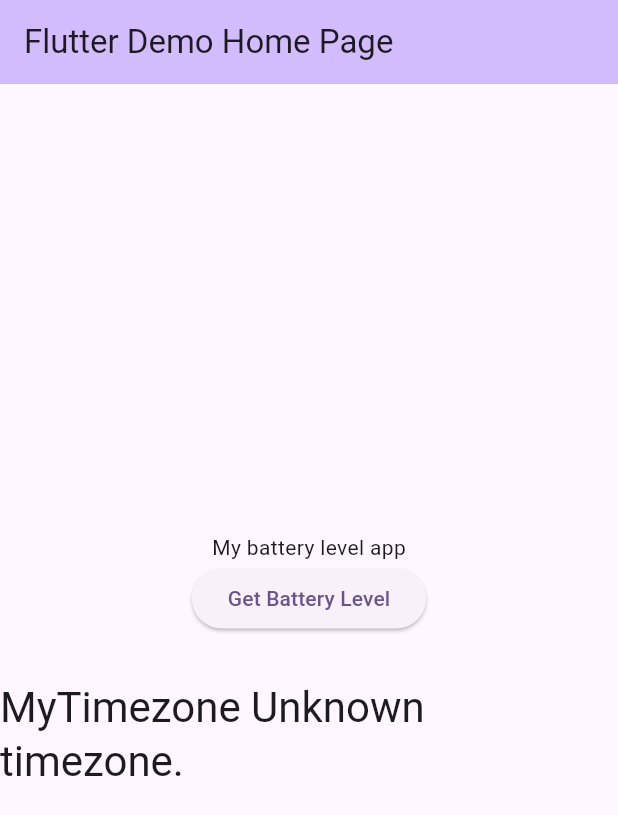
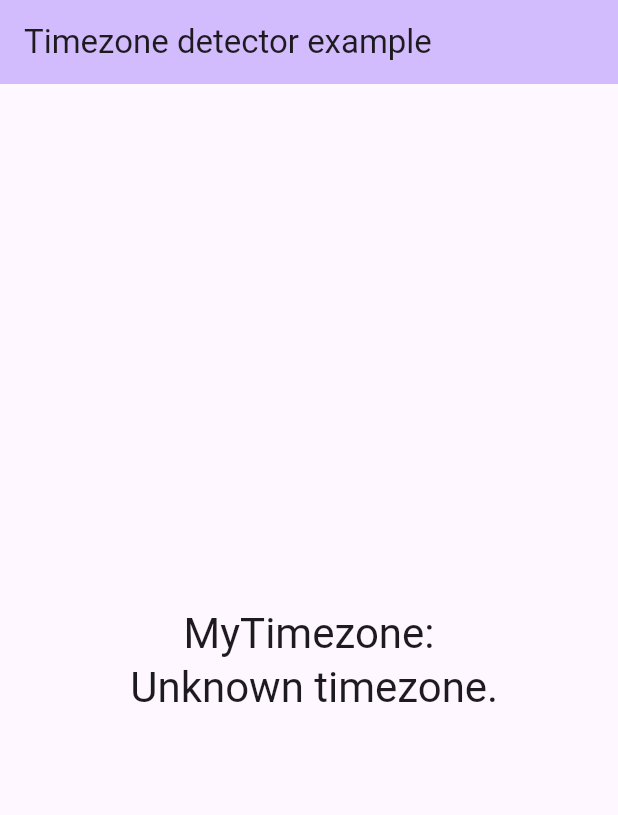
Before and after one commit to RodriguesYan/timezone_listener, a Flutter app: the screen it shows after launch, on a phone screen of 412 x 824 dp. Shown: the top 815 px of the screen. Run offline on Flutter 3.47's test engine with Material 3 defaults, Android fonts, the light colour scheme and no system bars.

Commit message:
feat: make texts displays a little bit better

```diff
--- a/lib/main.dart
+++ b/lib/main.dart
@@ -16,7 +16,7 @@ class MyApp extends StatelessWidget {
         colorScheme: ColorScheme.fromSeed(seedColor: Colors.deepPurple),
         useMaterial3: true,
       ),
-      home: const MyHomePage(title: 'Flutter Demo Home Page'),
+      home: const MyHomePage(title: 'Timezone detector example'),
     );
   }
 }
@@ -33,15 +33,21 @@ class MyHomePage extends StatefulWidget {
 class _MyHomePageState extends State<MyHomePage> {
   String timezone = 'Unknown timezone.';
 
+  @override
+  void initState() {
+    super.initState();
+
+    listenTimezoneChanges();
+  }
+
   void listenTimezoneChanges() {
     const eventChannel = EventChannel('timeHandlerEvent');
     eventChannel.receiveBroadcastStream().listen((event) {
-      print('Timezone changed: $event');
       setState(() {
         timezone = event.toString();
       });
     }, onError: (error) {
-      print('Error: $error');
+      debugPrint('Error: $error');
     });
   }
 
@@ -56,21 +62,10 @@ class _MyHomePageState extends State<MyHomePage> {
         child: Column(
           mainAxisAlignment: MainAxisAlignment.center,
           children: <Widget>[
-            const Text(
-              'My battery level app',
-            ),
-            ElevatedButton(
-              onPressed: () {
-                listenTimezoneChanges();
-              },
-              child: const Text('Get Battery Level'),
-            ),
-            SizedBox(
-              height: 30,
-            ),
             Text(
-              'MyTimezone $timezone',
+              'MyTimezone: \n $timezone',
               style: Theme.of(context).textTheme.headlineMedium,
+              textAlign: TextAlign.center,
             ),
           ],
         ),
```
